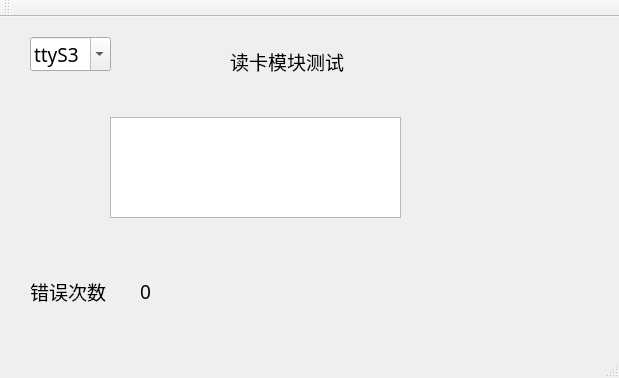
This is rfid/mainwindow.ui in isliulin/QT43 as Qt 5 draws it before an edit. The edited form follows.
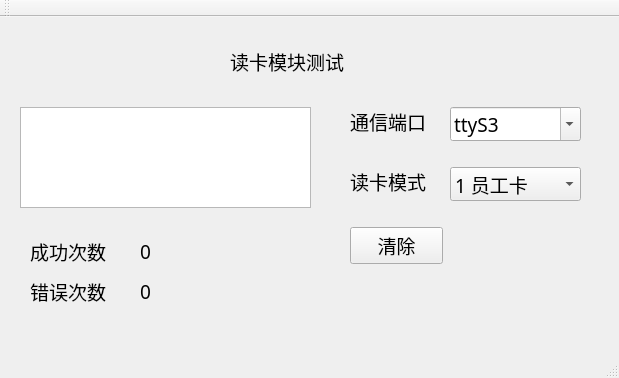
This is the edited form.

Commit message: 读卡模式

What changed in the file:
```diff
--- a/rfid/mainwindow.ui
+++ b/rfid/mainwindow.ui
@@ -36,8 +36,8 @@
    <widget class="QTextEdit" name="te_card">
     <property name="geometry">
      <rect>
-      <x>110</x>
-      <y>100</y>
+      <x>20</x>
+      <y>90</y>
       <width>291</width>
       <height>101</height>
      </rect>
@@ -46,9 +46,9 @@
    <widget class="QComboBox" name="cb_tty">
     <property name="geometry">
      <rect>
-      <x>30</x>
-      <y>20</y>
-      <width>81</width>
+      <x>450</x>
+      <y>90</y>
+      <width>131</width>
       <height>34</height>
      </rect>
     </property>
@@ -92,6 +92,101 @@
      <string>0</string>
     </property>
    </widget>
+   <widget class="QLabel" name="label_3">
+    <property name="geometry">
+     <rect>
+      <x>350</x>
+      <y>90</y>
+      <width>92</width>
+      <height>28</height>
+     </rect>
+    </property>
+    <property name="text">
+     <string>通信端口</string>
+    </property>
+   </widget>
+   <widget class="QLabel" name="label_4">
+    <property name="geometry">
+     <rect>
+      <x>350</x>
+      <y>150</y>
+      <width>92</width>
+      <height>28</height>
+     </rect>
+    </property>
+    <property name="text">
+     <string>读卡模式</string>
+    </property>
+   </widget>
+   <widget class="QComboBox" name="cb_mode">
+    <property name="geometry">
+     <rect>
+      <x>450</x>
+      <y>150</y>
+      <width>131</width>
+      <height>34</height>
+     </rect>
+    </property>
+    <item>
+     <property name="text">
+      <string>1 员工卡</string>
+     </property>
+    </item>
+    <item>
+     <property name="text">
+      <string>2 烟农卡</string>
+     </property>
+    </item>
+    <item>
+     <property name="text">
+      <string>3 烟农卡(M1)</string>
+     </property>
+    </item>
+    <item>
+     <property name="text">
+      <string>4 烟农卡(CPU)</string>
+     </property>
+    </item>
+   </widget>
+   <widget class="QPushButton" name="pushButton">
+    <property name="geometry">
+     <rect>
+      <x>350</x>
+      <y>210</y>
+      <width>93</width>
+      <height>37</height>
+     </rect>
+    </property>
+    <property name="text">
+     <string>清除</string>
+    </property>
+   </widget>
+   <widget class="QLabel" name="label_5">
+    <property name="geometry">
+     <rect>
+      <x>30</x>
+      <y>220</y>
+      <width>92</width>
+      <height>28</height>
+     </rect>
+    </property>
+    <property name="text">
+     <string>成功次数</string>
+    </property>
+   </widget>
+   <widget class="QLabel" name="lb_suscnt">
+    <property name="geometry">
+     <rect>
+      <x>140</x>
+      <y>220</y>
+      <width>62</width>
+      <height>28</height>
+     </rect>
+    </property>
+    <property name="text">
+     <string>0</string>
+    </property>
+   </widget>
   </widget>
   <widget class="QMenuBar" name="menuBar">
    <property name="geometry">
```
Left out of the diff: 5 changed lines with no effect on the pictures. The commit also changes 3 other files.
